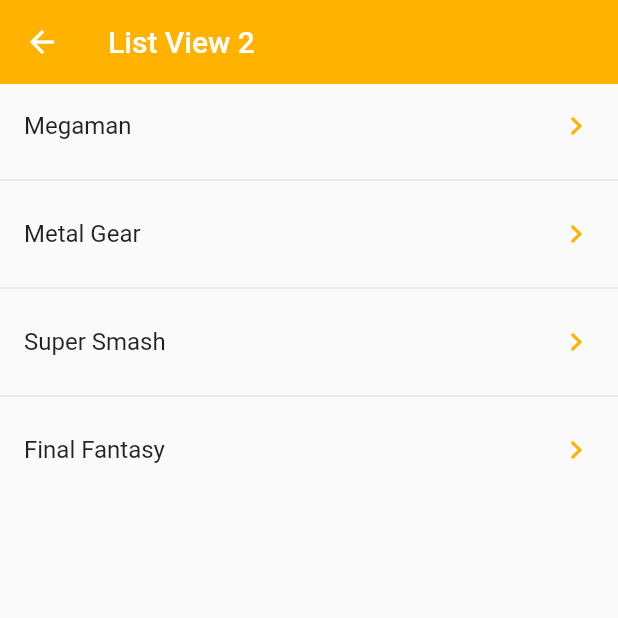
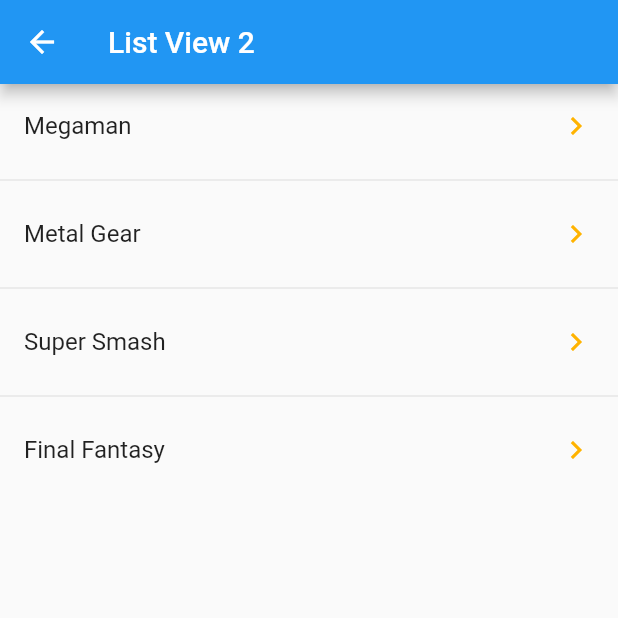
Before and after one commit to frannasich/Flutter-Components-App, a Flutter app: the ListView2Screen screen opened by its route, on a phone screen of 412 x 824 dp, the top half of it. Run offline on Flutter 3.47's test engine with Material 2 defaults, Android fonts, the light colour scheme and no system bars.

Commit message:
added global theme

```diff
--- a/lib/main.dart
+++ b/lib/main.dart
@@ -1,5 +1,6 @@
 import 'package:flutter/material.dart';
 import 'package:flutter_components_app/router/app_routes.dart';
+import 'package:flutter_components_app/themes/app_themes.dart';
 
 void main() => runApp(const MyApp());
 
@@ -14,7 +15,8 @@
         // home: ListView2Screen(),
         initialRoute: AppRoutes.initialRoute,
         routes: AppRoutes.getAppRoutes(),
-        onGenerateRoute: AppRoutes.onGenereteRoute
+        onGenerateRoute: AppRoutes.onGenereteRoute,
+        theme: AppTheme.darkTheme
         );
   }
 }
--- a/lib/screens/home_screen.dart
+++ b/lib/screens/home_screen.dart
@@ -1,5 +1,6 @@
 import 'package:flutter/material.dart';
 import 'package:flutter_components_app/router/app_routes.dart';
+import 'package:flutter_components_app/themes/app_themes.dart';
 
 class HomeScreen extends StatelessWidget {
   const HomeScreen({Key? key}) : super(key: key);
@@ -16,7 +17,7 @@
         body: ListView.separated(
             itemBuilder: (context, index) => ListTile(
                   title: Text(menuOptions[index].name),
-                  leading: Icon(menuOptions[index].icon),
+                  leading: Icon(menuOptions[index].icon, color: AppTheme.iconsColor),
                   onTap: () {
                     // final route = MaterialPageRoute(builder: (context) => const ListView2Screen(),);
                     // Navigator.push(context, route);
--- a/lib/screens/list_view2.dart
+++ b/lib/screens/list_view2.dart
@@ -17,8 +17,6 @@
     return Scaffold(
         appBar: AppBar(
           title: const Text('List View 2'),
-          backgroundColor: amberColor,
-          elevation: 0,
         ),
         body: ListView.separated(
             itemBuilder: (context, index) => ListTile(
```
